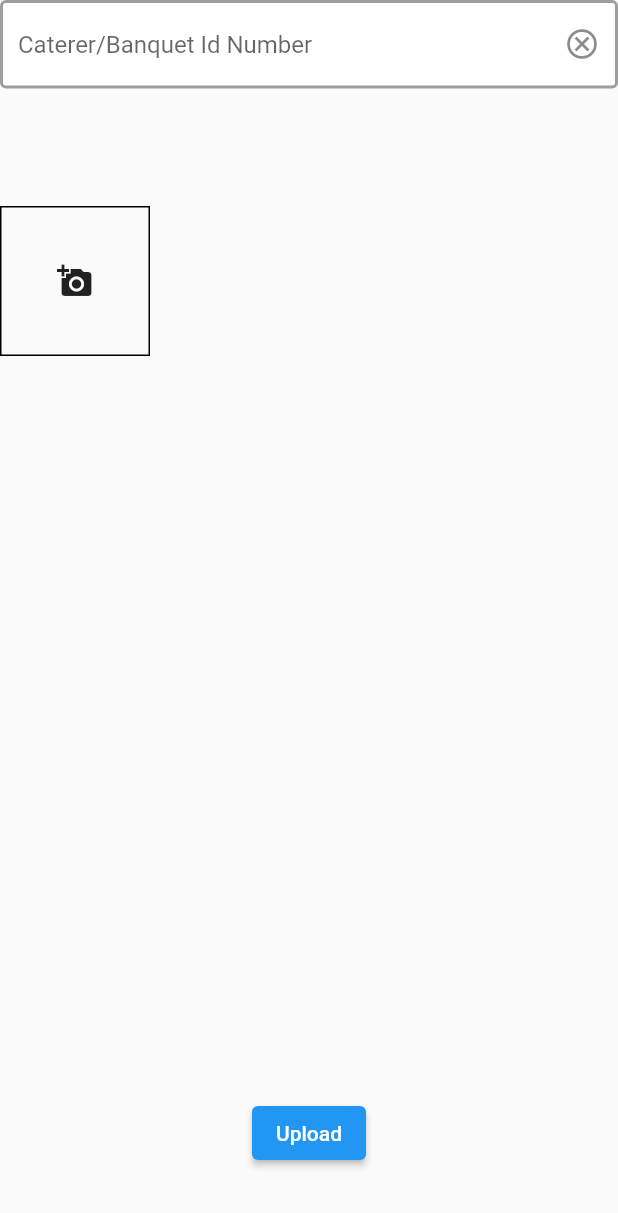
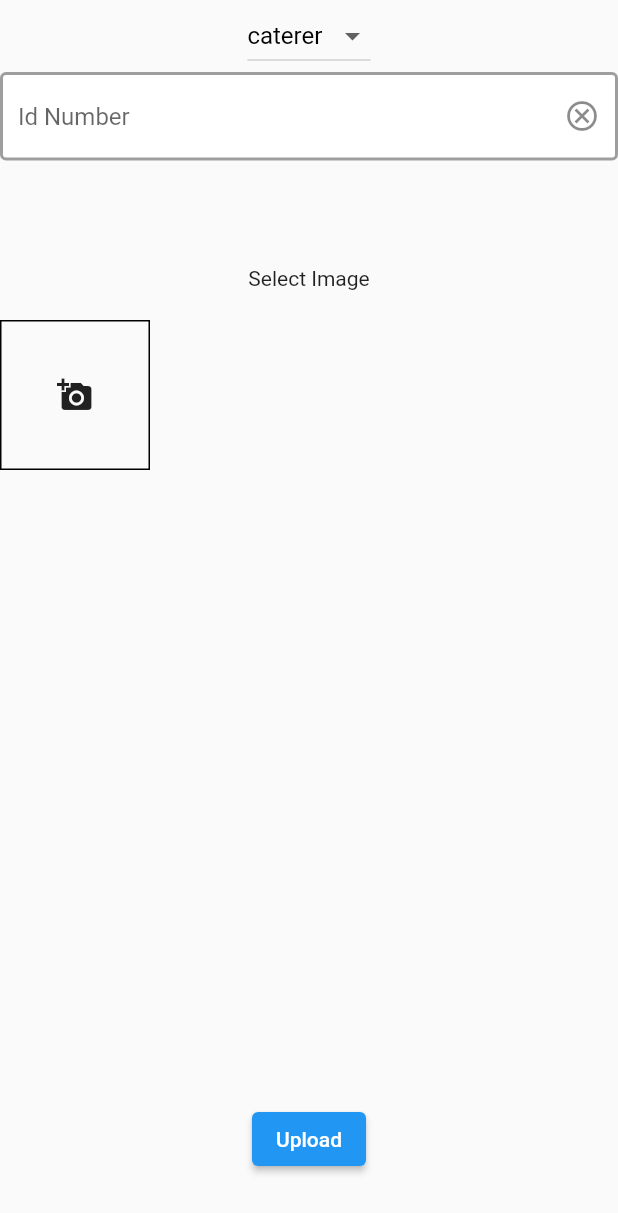
Before and after one commit to Abu-Shoaib-Jamil/WeCater, a Flutter app: the UploadAsset screen opened by its route, after a tap on "Upload", on a phone screen of 412 x 824 dp. Shown: the top 1213 px of the screen. Run offline on Flutter 3.47's test engine with Material 2 defaults, Android fonts, the light colour scheme and no system bars; our stand-ins replace cloud_firestore, connectivity_plus, firebase_auth, firebase_core, firebase_storage, image_picker; missing offline and left inert: clipboard; accounts and stored records are empty.

Commit message:
latest commit

```diff
--- a/lib/screens/retrievepage.dart
+++ b/lib/screens/retrievepage.dart
@@ -45,6 +45,7 @@ class _RetrievePageState extends State<RetrievePage> {
                           });
                         },
                       ),
+                      //Search box
                       TextFormField(
                         key: _searchKey,
                         decoration: inputfield.copyWith(hintText:"Search",prefixIcon: Icon(Icons.search_rounded),suffixIcon: InkWell(onTap:()async{_searchKey.currentState!.reset();setState((){_searchvalue="";});},child:Icon(Icons.cancel_outlined),),),
--- a/lib/screens/uploadassets.dart
+++ b/lib/screens/uploadassets.dart
@@ -1,8 +1,10 @@
+import 'package:cloud_firestore/cloud_firestore.dart';
 import 'package:flutter/material.dart';
 import 'package:image_picker/image_picker.dart';
 import 'dart:io';
 import 'package:firebase_storage/firebase_storage.dart';
 import 'package:listing/shared/testfield.dart';
+// import 'package:video_player/video_player.dart';
 
 class UploadAsset extends StatefulWidget {
   @override
@@ -10,22 +12,44 @@ class UploadAsset extends StatefulWidget {
 }
 
 class _UploadAssetState extends State<UploadAsset> {
+  // VideoPlayerController _controller;
   final _docIdKey = GlobalKey<FormFieldState>();
   late String docId;
   final ImagePicker _picker = ImagePicker();
   XFile? image;
+  XFile? video;
+  String _dropdownvalue = "caterer";
   @override
   Widget build(BuildContext context) {
     return Scaffold(
       body: SafeArea(
         child: Column(
           children: [
+            //DropdownButton for Caterer and Banquet Selection
+             DropdownButton(
+              value: _dropdownvalue,
+              items:<String>[
+                      'caterer',
+                      'banquet'
+                    ].map<DropdownMenuItem<String>>((String value) {
+                      return DropdownMenuItem<String>(
+                        value: value,
+                        child: Text(value,style:TextStyle(color:Colors.black),),
+                      );
+                    }).toList(),
+              onChanged: (String? val){
+                setState((){
+                  _dropdownvalue = val.toString();
+                });
+              },
+            ),
             //Enter Banquet/Caterer ID
             Expanded(
               flex:1,
               child: TextFormField(
                   key: _docIdKey,
-                  decoration: inputfield.copyWith(hintText:"Caterer/Banquet Id Number",suffixIcon: InkWell(onTap:()async{_docIdKey.currentState!.reset();setState((){docId="";});},child:Icon(Icons.cancel_outlined),),),
+                  decoration: inputfield.copyWith(hintText:"Id Number",suffixIcon: InkWell(onTap:()async{_docIdKey.currentState!.reset();setState((){docId="";});},child:Icon(Icons.cancel_outlined),),),
+                  validator:(val)=>(val!.isEmpty)?"Enter field":null,
                   onChanged: (val){
                     setState((){
                       docId = val;
@@ -33,10 +57,15 @@ class _UploadAssetState extends State<UploadAsset> {
                   },
                 ),
             ),
-            //Single photo upload
+            //Photo and Video Upload section
             Expanded(
               flex: 4,
-                child: Wrap(
+                child: Column(
+                  children: [
+                    //Photo Upload Section
+                    Text("Select Image"),
+                    SizedBox(height:20.0),
+                    Wrap(
                     alignment: WrapAlignment.start,
                     runAlignment: WrapAlignment.start,
                     spacing:5.0,
@@ -60,6 +89,37 @@ class _UploadAssetState extends State<UploadAsset> {
                       (image==null)?Container():imageBox(context,File(image!.path)),
                     ],
                   ),
+                  //   SizedBox(height:50.0),
+                  //   //Video Upload Section
+                  //   Text("Select Video"),
+                  //   SizedBox(height:20.0),
+                  //   Wrap(
+                  //   alignment: WrapAlignment.start,
+                  //   runAlignment: WrapAlignment.start,
+                  //   spacing:5.0,
+                  //   children: [
+                  //     InkWell(
+                  //       onTap: ()async{
+                  //         final XFile? _video = await _picker.pickVideo(source: ImageSource.gallery);
+                  //         setState(() {
+                  //           video=_video;
+                  //         });
+
+                  //       },
+                  //       child: Container(
+                  //         height:100,
+                  //         width:100,
+                  //         decoration: BoxDecoration(
+                  //           border: Border.all(width:1.0,color:Colors.black,style:BorderStyle.solid),
+                  //         ),
+                  //         child: Icon(Icons.add_a_photo),
+                  //       ),
+                  //     ),
+                  //     (video==null)?Container():,
+                  //   ],
+                  // ),
+                  ],
+                ),
             ),
             //upload to cloud storage and save its link in firestore
             Expanded(
@@ -68,15 +128,31 @@ class _UploadAssetState extends State<UploadAsset> {
                 child:ElevatedButton(
                   onPressed: ()async{
                     File _file = File(image!.path);
-                    String _filepath = image!.path;
-                    print(_filepath);
                     try{
-                      await FirebaseStorage.instance.ref(docId).putFile(_file).whenComplete(() {_docIdKey.currentState!.reset();setState((){image=null;});});
+                      if(_docIdKey.currentState!.validate()){
+                        String _filename = "${DateTime.now()}";
+                        //Upload to Firbase cloud storage
+                        await FirebaseStorage.instance.ref("$docId/images/$_filename").putFile(_file).whenComplete(()async{
+                          String _downloadUrl = await FirebaseStorage.instance.ref("$docId/images/$_filename").getDownloadURL();
+                          //Upload its link to Firestore
+                          await FirebaseFirestore.instance.collection("$_dropdownvalue-record").doc(docId).update({
+                            'images':{'$_filename': '$_downloadUrl',},
+                          });
+                          _docIdKey.currentState!.reset();
+                          setState((){
+                            image=null;
+                          });
+                        });
                         ScaffoldMessenger.of(context).showSnackBar(SnackBar(content: Text("Uploaded Successfully"),),);
+                      }else{
+                        ScaffoldMessenger.of(context).showSnackBar(SnackBar(content: Text("Enter CatererID or BanquetID number"),),);
+                      }
                     }on FirebaseException catch(e){
-                      print(e.code);
-                      print(e.message);
+                      if(e.code=='unauthorized'){
+                        ScaffoldMessenger.of(context).showSnackBar(SnackBar(content: Text("ImageSize<=100KB / VideoSize<=2MB"),),);
+                      }else{
                         ScaffoldMessenger.of(context).showSnackBar(SnackBar(content: Text(e.code),),);
+                      }
                     }
                   },
                   child: Text("Upload"),
@@ -90,10 +166,10 @@ class _UploadAssetState extends State<UploadAsset> {
   }
 }
 
-Widget imageBox(BuildContext context,File image){
+Widget imageBox(BuildContext context,File file){
   return Container(
     height: 200,
     width: 200,
-    child: Image.file(image),
+    child: Image.file(file),
   );
 }
--- a/pubspec.yaml
+++ b/pubspec.yaml
@@ -35,6 +35,7 @@ dependencies:
   image_picker: ^0.8.2
   firebase_storage: ^10.0.1
   clipboard: ^0.1.3
+  video_player: ^2.1.12
 
 dev_dependencies:
   flutter_test:
```
Also changed, not shown: pubspec.lock. Lines whose indentation alone changed are shown as unchanged.
